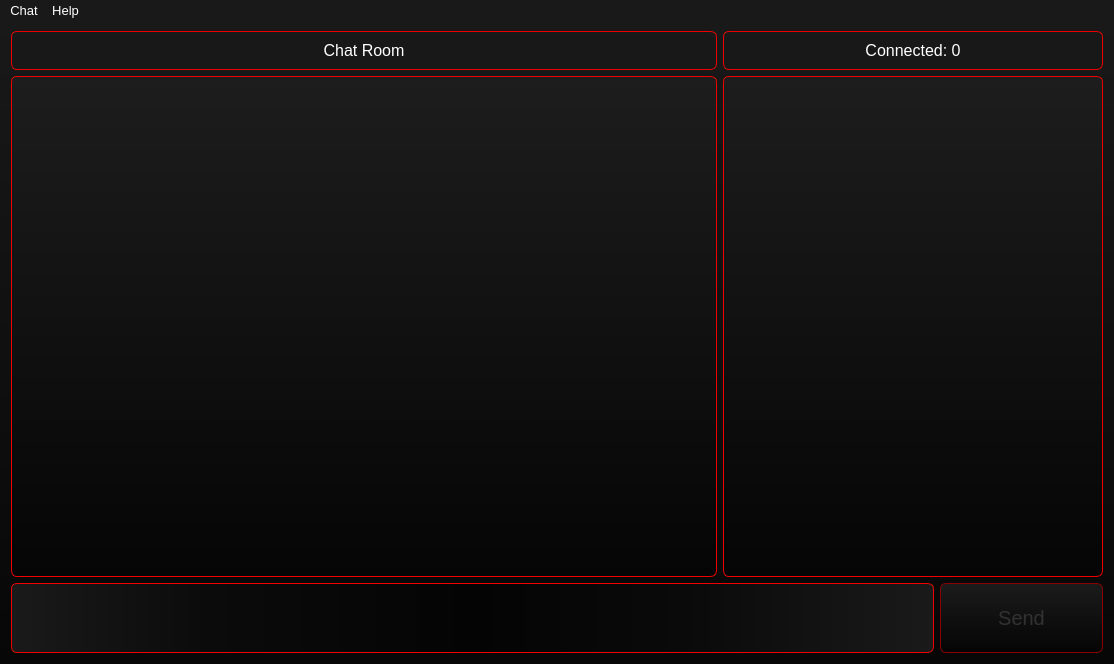
Before: the Qt Designer form src/View/MainWindow/mainwindow.ui in Flone-dnb/Silent, drawn with Qt 5.
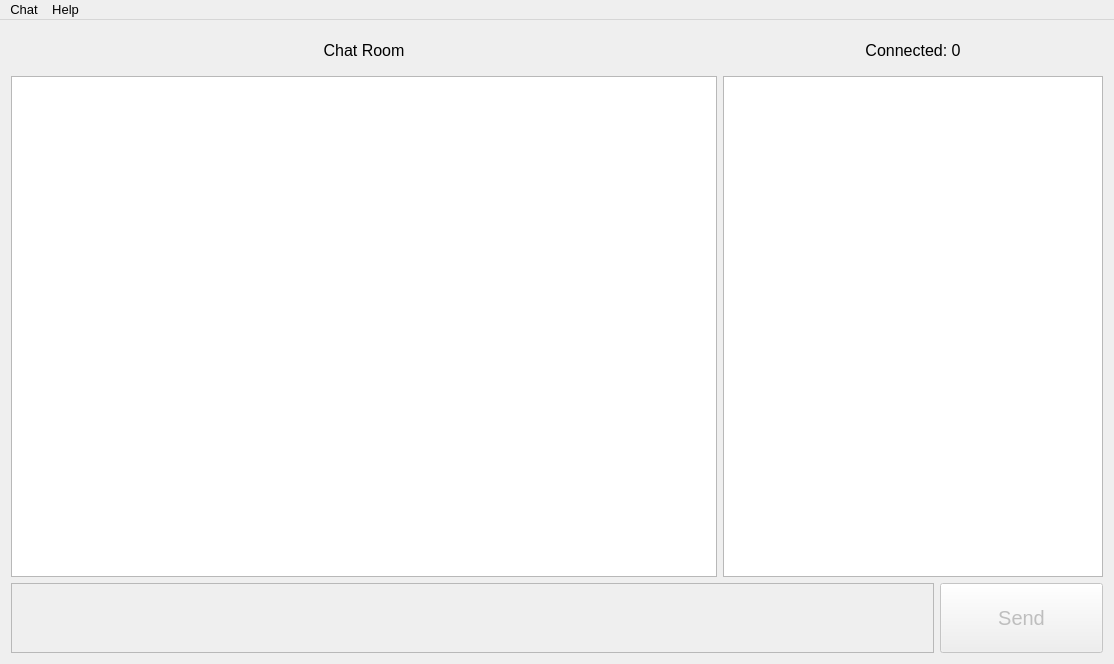
After: the same form once the commit is applied.

```diff
--- a/src/View/MainWindow/mainwindow.ui
+++ b/src/View/MainWindow/mainwindow.ui
@@ -14,8 +14,7 @@
    <string>Silent</string>
   </property>
   <property name="styleSheet">
-   <string notr="true">background-color: qlineargradient(spread:pad, x1:0.5, y1:1, x2:0.5, y2:0, stop:0 rgba(7, 7, 7, 255), stop:1 rgba(25, 25, 25, 255));
-color: white;</string>
+   <string notr="true"/>
   </property>
   <property name="locale">
    <locale language="English" country="UnitedStates"/>
@@ -41,10 +40,7 @@
            </font>
           </property>
           <property name="styleSheet">
-           <string notr="true">background-color: qlineargradient(spread:pad, x1:0, y1:0, x2:1, y2:0, stop:0.461538 rgba(255, 255, 255, 0));
-color: white;
-border: 1px solid rgb(240, 0, 0);
-border-radius: 6px;</string>
+           <string notr="true"/>
           </property>
           <property name="locale">
            <locale language="English" country="UnitedStates"/>
@@ -66,10 +62,7 @@
            </font>
           </property>
           <property name="styleSheet">
-           <string notr="true">background-color: qlineargradient(spread:pad, x1:0, y1:0, x2:1, y2:0, stop:0.461538 rgba(255, 255, 255, 0));
-color: white;
-border: 1px solid rgb(240, 0, 0);
-border-radius: 6px;</string>
+           <string notr="true"/>
           </property>
           <property name="locale">
            <locale language="English" country="UnitedStates"/>
@@ -95,10 +88,7 @@
            </font>
           </property>
           <property name="styleSheet">
-           <string notr="true">background-color: qlineargradient(spread:pad, x1:0.5, y1:1, x2:0.5, y2:0, stop:0 rgba(5, 5, 5, 255), stop:1 rgba(29, 29, 29, 255));
-selection-background-color: rgb(140, 0, 0);
-border: 1px solid rgb(240, 0, 0);
-border-radius: 6px;</string>
+           <string notr="true"/>
           </property>
           <property name="readOnly">
            <bool>true</bool>
@@ -118,26 +108,7 @@
              </font>
             </property>
             <property name="styleSheet">
-             <string notr="true">QListWidget
-{
-	background-color: qlineargradient(spread:pad, x1:0.5, y1:1, x2:0.5, y2:0, stop:0 rgba(5, 5, 5, 255), stop:1 rgba(29, 29, 29, 255));
-	color: white;
-	border: 1px solid rgb(240, 0, 0);
-	border-radius: 6px;
-}
-
-
-QListWidget::item:hover
-{
-	background-color: qlineargradient(spread:pad, x1:0.5, y1:0, x2:0.5, y2:1, stop:0 rgba(115, 15, 15, 130), stop:1 rgba(100, 16, 16, 130));
-	color: white;
-}
-
-QListWidget::item:selected
-{
-	background-color: qlineargradient(spread:pad, x1:0.5, y1:0, x2:0.5, y2:1, stop:0 rgba(130, 3, 3, 230), stop:1 rgba(115, 13, 13, 230));
-	color: white;
-}</string>
+             <string notr="true"/>
             </property>
            </widget>
           </item>
@@ -159,11 +130,7 @@
            </font>
           </property>
           <property name="styleSheet">
-           <string notr="true">background-color: qlineargradient(spread:pad, x1:0, y1:0.5, x2:1, y2:0.5, stop:0 rgba(26, 26, 26, 255), stop:0.211618 rgba(11, 11, 11, 255), stop:0.5 rgba(4, 4, 4, 255), stop:0.73029 rgba(10, 10, 10, 255), stop:1 rgba(26, 26, 26, 255));
-selection-background-color: rgb(140, 0, 0);
-color: white;
-border: 1px solid rgb(240, 0, 0);
-border-radius: 6px;</string>
+           <string notr="true"/>
           </property>
           <property name="locale">
            <locale language="Russian" country="Russia"/>
@@ -188,26 +155,7 @@
            </font>
           </property>
           <property name="styleSheet">
-           <string notr="true">QPushButton
-{
-	background-color: qlineargradient(spread:pad, x1:0.5, y1:1, x2:0.5, y2:0, stop:0 rgba(7, 7, 7, 255), stop:1 rgba(28, 28, 28, 255));
-	border: 1px solid rgb(240, 0, 0);
-	border-radius: 6px;
-	color: white;
-}
-
-QPushButton:disabled
-{
-	background-color: qlineargradient(spread:pad, x1:0.5, y1:1, x2:0.5, y2:0, stop:0 rgba(4, 4, 4, 200), stop:1 rgba(29, 29, 29, 230));
-	border: 1px solid darkred;
-	color: rgb(50, 50, 50);
-}
-
-QPushButton:hover
-{
-	background-color: qlineargradient(spread:pad, x1:0.5, y1:1, x2:0.5, y2:0, stop:0 rgba(37, 37, 37, 255), stop:1 rgba(58, 58, 58, 255));
-	border: 1px solid white;
-}</string>
+           <string notr="true"/>
           </property>
           <property name="text">
            <string>Send</string>
@@ -235,21 +183,7 @@
     </font>
    </property>
    <property name="styleSheet">
-    <string notr="true">QMenuBar
-{
-	background-color: rgba(17, 17, 17, 0);
-	color: white;
-}
-
-QMenuBar::item
-{
-	background-color: rgba(255, 255, 255, 0);
-}
-
-QMenuBar::item::selected
-{
-	background-color: qlineargradient(spread:pad, x1:0.5, y1:0, x2:0.5, y2:1, stop:0 rgba(156, 11, 11, 255), stop:1 rgba(168, 0, 0, 255));
-}</string>
+    <string notr="true"/>
    </property>
    <widget class="QMenu" name="menuChat">
     <property name="font">
```
Left out of the diff: 38 changed lines with no effect on the pictures.
